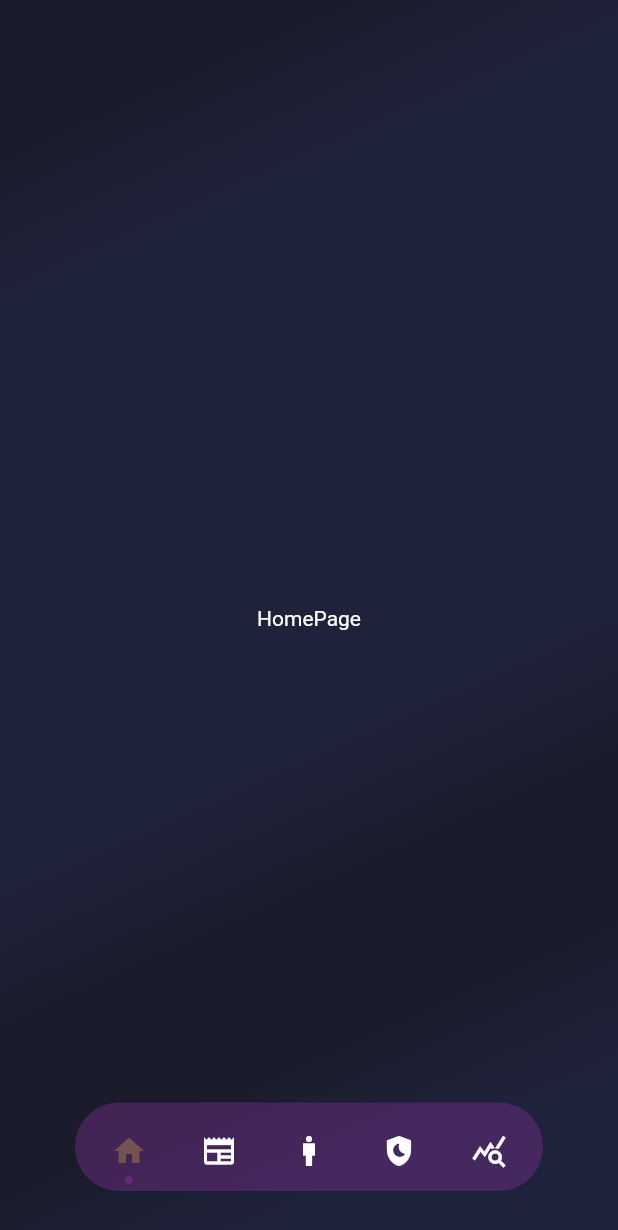
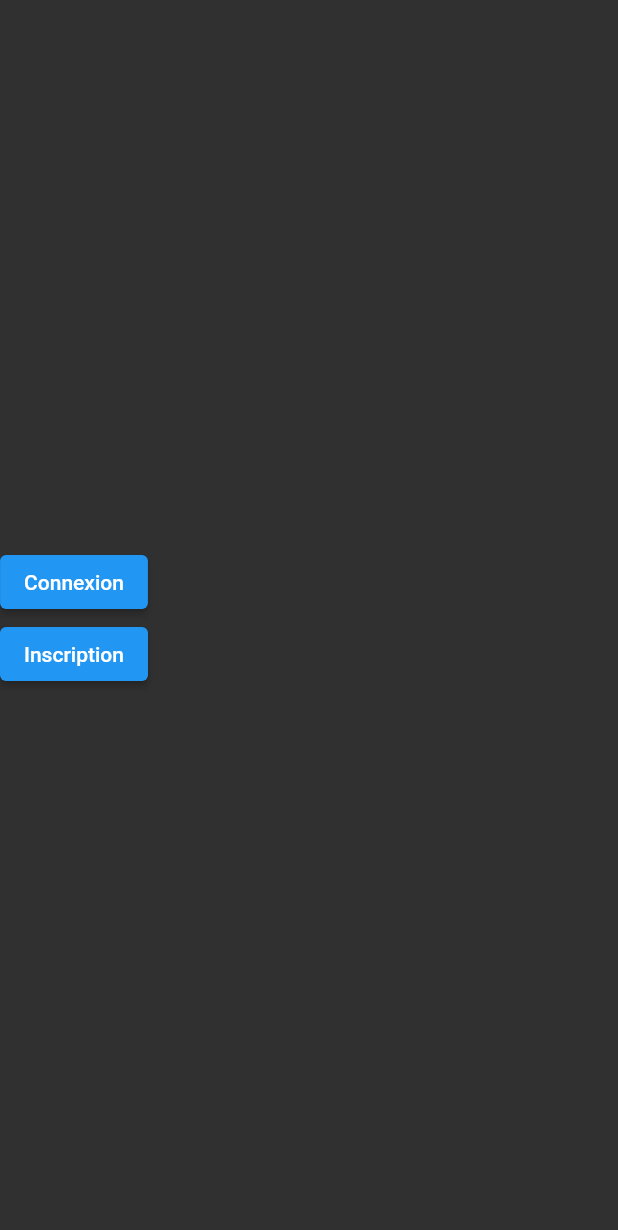
Before and after one commit to Sleepycatcher/sleepycatcher_app, a Flutter app: the screen it shows after launch, on a phone screen of 412 x 824 dp. Shown: the top 1230 px of the screen. Run offline on Flutter 3.47's test engine with Material 2 defaults, Android fonts, the light colour scheme and no system bars; drawn by our look-alikes of dot_navigation_bar; our stand-ins replace google_fonts, shared_preferences.

Commit message:
page auth et login fonctionnelle

```diff
--- a/lib/main.dart
+++ b/lib/main.dart
@@ -1,11 +1,14 @@
 import 'package:flutter/material.dart';
 import 'package:google_fonts/google_fonts.dart';
-import 'widget/router.dart';
+import 'widget/router/RouterLogged.dart';
+import 'widget/router/RouterUnLogged.dart';
 
 
 void main() {
   runApp(const MyApp());
 }
+
+const isLoggedIn = false;
 
 class MyApp extends StatelessWidget {
   const MyApp({Key? key}) : super(key: key);
@@ -15,7 +18,7 @@ class MyApp extends StatelessWidget {
       debugShowCheckedModeBanner: false,
       theme: ThemeData(brightness: Brightness.dark),
       title: 'SleepyCatcher',
-      home: RouterApp(),
+      home: isLoggedIn ? const RouterLogged() : const RouterUnLogged(),
 
     );
   }
--- a/lib/pages/auth/register.dart
+++ b/lib/pages/unLogged/auth/register.dart
@@ -2,10 +2,11 @@
 import 'dart:convert';
 
 import 'package:flutter/material.dart';
-import '../../services/authService.dart';
-import '../../widget/button/button1.dart';
+import 'package:sleepycatcher/services/authService.dart';
+
+//import '../../widget/button/button1.dart';
 import 'package:http/http.dart' as http;
-import '../../model/User.dart';
+import 'package:sleepycatcher/model/User.dart';
 import 'dart:developer' as developer;
 
 final _formKey = GlobalKey<FormState>();
@@ -129,9 +130,7 @@ class _RegisterPageState extends State<RegisterPage> {
                   return null;
                 },
               ),
-              GradientButton(
-                text: 'Inscription',
-              ),
+
               ElevatedButton(
                 onPressed: () async {
                   developer.log('press buttom');
--- /dev/null
+++ b/lib/pages/unLogged/firstLog/FirstLog.dart
@@ -0,0 +1,24 @@
+import 'package:flutter/material.dart';
+
+class FirstLog extends StatelessWidget {
+  const FirstLog({super.key, required this.changePage});
+
+  final Function(int) changePage;
+
+  @override
+  Widget build(BuildContext context) {
+    return Column(
+      mainAxisAlignment: MainAxisAlignment.center,
+      children: [
+        ElevatedButton(
+          onPressed: () => changePage(1),
+          child: const Text('Connexion'),
+        ),
+        ElevatedButton(
+          onPressed: () => changePage(2),
+          child: const Text('Inscription'),
+        ),
+      ],
+    );
+  }
+}
--- a/lib/widget/router.dart
+++ b/lib/widget/router/RouterLogged.dart
@@ -1,21 +1,19 @@
 import 'package:flutter/material.dart';
 import 'package:dot_navigation_bar/dot_navigation_bar.dart';
-import 'package:sleepycatcher/pages/auth/login.dart';
 import 'package:sleepycatcher/pages/news/news.dart';
 import 'package:sleepycatcher/pages/record/record.dart';
 import 'package:sleepycatcher/pages/statistics/statistics.dart';
-import 'package:sleepycatcher/pages/auth/register.dart';
 
-import '../pages/home/home.dart';
-import '../pages/profile/profile.dart';
+import '../../pages/home/home.dart';
+import '../../../pages/profile/profile.dart';
 
-class RouterApp extends StatefulWidget {
-  const RouterApp({Key? key}) : super(key: key);
+class RouterLogged extends StatefulWidget {
+  const RouterLogged({Key? key}) : super(key: key);
   @override
-  _RouterAppState createState() => _RouterAppState();
+  _RouterLoggedState createState() => _RouterLoggedState();
 }
 
-class _RouterAppState extends State<RouterApp> {
+class _RouterLoggedState extends State<RouterLogged> {
   var _selectedTab = _SelectedTab.values.indexOf(_SelectedTab.home);
   final PageController _pageController = PageController();
   void _handleIndexChanged(int i) {
@@ -61,10 +59,8 @@ class _RouterAppState extends State<RouterApp> {
           onPageChanged: _handleIndexChanged,
           children: const<Widget> [
             HomePage(),
-            //NewsPage(),
-            //ProfilePage(),
-            LoginPage(),
-            RegisterPage(),
+            NewsPage(),
+            ProfilePage(),
             RecordPage(),
             StatisticsPage(),
           ],
--- /dev/null
+++ b/lib/widget/router/RouterUnLogged.dart
@@ -0,0 +1,40 @@
+import 'package:flutter/material.dart';
+import 'package:sleepycatcher/pages/unLogged/auth/login.dart';
+import 'package:sleepycatcher/pages/unLogged/auth/register.dart';
+import 'package:sleepycatcher/pages/unLogged/firstLog/firstLog.dart';
+
+class RouterUnLogged extends StatefulWidget {
+  const RouterUnLogged({Key? key}) : super(key: key);
+
+  @override
+  _RouterUnLoggedState createState() => _RouterUnLoggedState();
+}
+
+class _RouterUnLoggedState extends State<RouterUnLogged> {
+  int _pageIndex = 0;
+
+  void _changePage(int index) {
+    setState(() {
+      _pageIndex = index;
+    });
+  }
+
+  List<Widget> _pages = [];
+
+  @override
+  void initState() {
+    _pages = [
+      FirstLog(changePage: _changePage),
+      LoginPage(),
+      RegisterPage(),
+    ];
+    super.initState();
+  }
+
+  @override
+  Widget build(BuildContext context) {
+    return Scaffold(
+      body: _pages[_pageIndex],
+    );
+  }
+}
```
Also changed, not shown: lib/pages/unLogged/auth/login.dart (renamed from lib/pages/auth/login.dart, +5 -5 lines).
